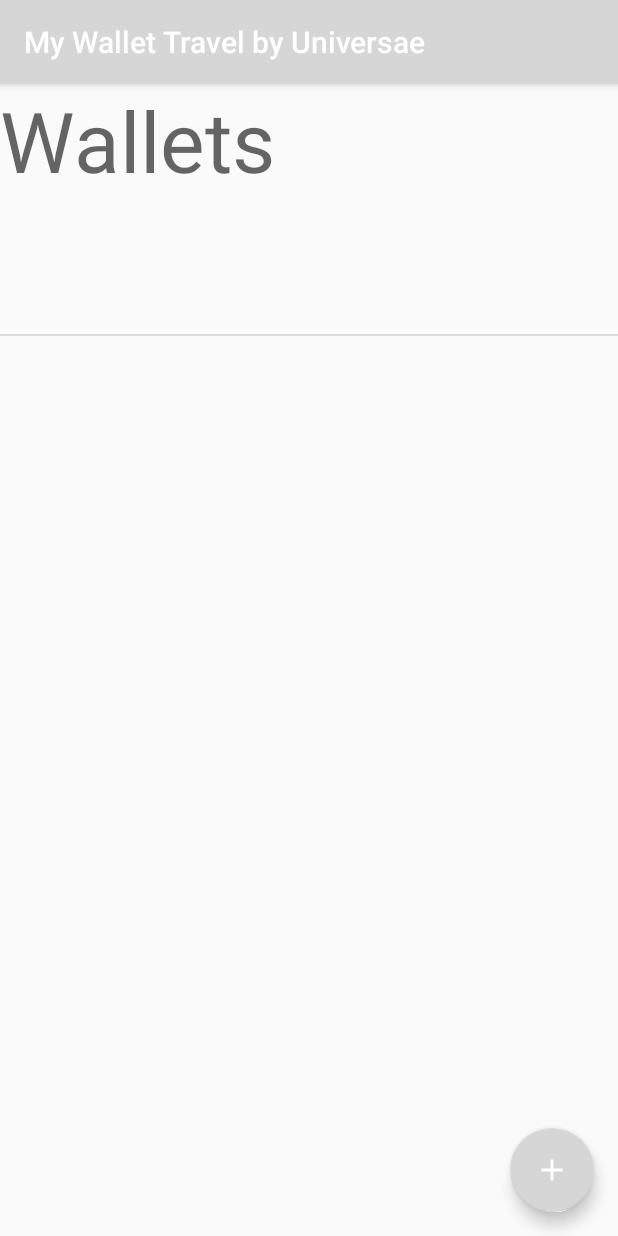
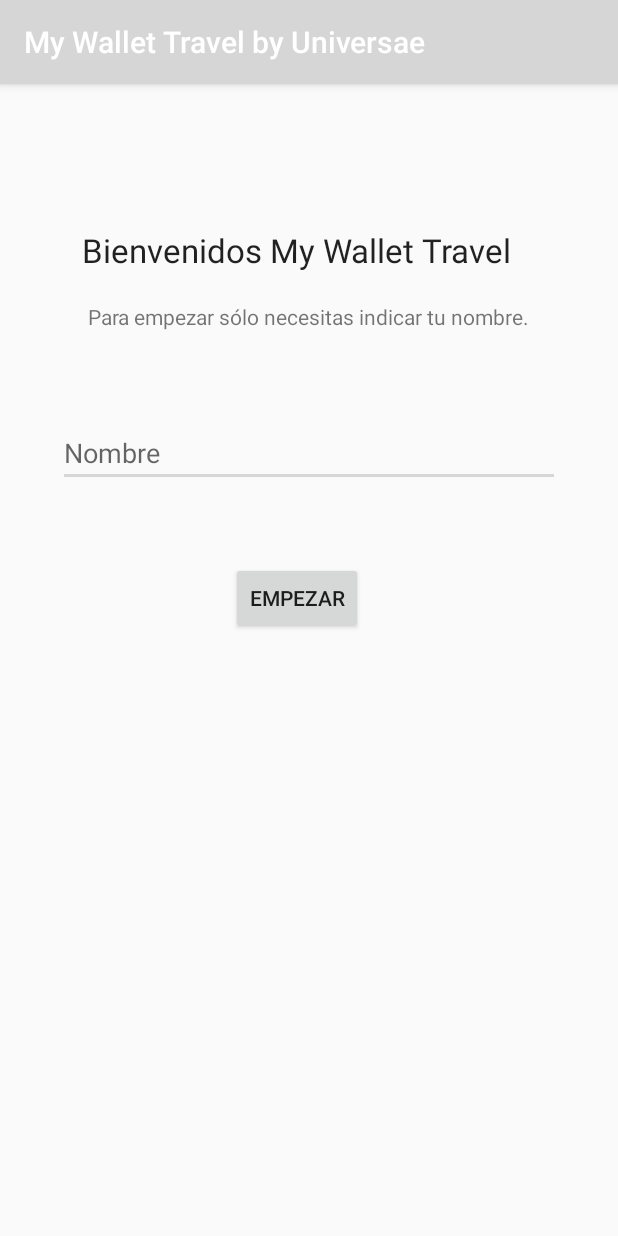
Before and after one commit to SergioEscriva/MyTravelWallet, an Android app: the screen it shows after launch (ListarWalletsActivity before the commit, MainActivity after it), on a phone screen of 412 x 824 dp. Run offline under Robolectric (Android 15) with nearby library versions, the phone set to English and light mode, and no system bars.

Commit message:
Añadido Control de Usuario al iniciar para obtener wallets propietarios

```diff
--- a/app/src/main/java/me/spenades/mywallettravel/MainActivity.java
+++ b/app/src/main/java/me/spenades/mywallettravel/MainActivity.java
@@ -1,20 +1,87 @@
 package me.spenades.mywallettravel;
 
+import android.os.Bundle;
 import android.content.Intent;
+import android.support.v7.app.AppCompatActivity;
+import android.view.View;
+import android.widget.Button;
+import android.widget.EditText;
+import android.widget.Toast;
 
-import android.os.Bundle;
+import java.util.ArrayList;
+import java.util.List;
 
-import android.support.v7.app.AppCompatActivity;
+import me.spenades.mywallettravel.adapters.AdaptadorUsuarios;
+import me.spenades.mywallettravel.controllers.UsuarioController;
+import me.spenades.mywallettravel.models.Usuario;
 
 public class MainActivity extends AppCompatActivity {
+    private UsuarioController usuarioController;
+    private List<Usuario> listaDeUsuarios;
+    private AdaptadorUsuarios adaptadorUsuarios;
+    private Button btnEmpezar;
+    private EditText etNombrePropietario;
     @Override
     protected void onCreate(Bundle savedInstanceState) {
         super.onCreate(savedInstanceState);
         setContentView(R.layout.activity_main);
-        // Simplemente cambiamos de actividad
-        Intent intent = new Intent(MainActivity.this, ListarWalletsActivity.class);
-        startActivity(intent);
 
+        // Definir nuestro controlador
+        usuarioController = new UsuarioController(MainActivity.this);
+
+        // Recuperamos lista de usuarios
+        listaDeUsuarios = new ArrayList<>();
+        adaptadorUsuarios = new AdaptadorUsuarios(listaDeUsuarios);
+        // Se envía el wallet 0 para poder recuperar todos los usuarios
+        listaDeUsuarios = usuarioController.obtenerUsuarios(0);
+        adaptadorUsuarios.setListaDeUsuarios(listaDeUsuarios);
+        int cantidadUsuarios = adaptadorUsuarios.getItemCount();
+
+        System.out.println(adaptadorUsuarios.getItemCount());
+
+        //final Usuario usuarioActivo = listaDeUsuarios.get(1);
+
+        // Si la lista está vacía se insta a añadir usuario Propietario
+        if (cantidadUsuarios == 0){
+
+            // Instanciamos vistas
+            etNombrePropietario = findViewById(R.id.etNombrePropietario);
+            btnEmpezar = findViewById(R.id.btnEmpezar);
+
+            btnEmpezar.setOnClickListener(new View.OnClickListener() {
+                @Override
+                public void onClick(View v) {
+                    // Resetear errores
+                    etNombrePropietario.setError(null);
+                    String nombrePropietario = etNombrePropietario.getText().toString();
+
+                    if ("".equals(nombrePropietario)) {
+                        etNombrePropietario.setError("Escribe tu Nombre");
+                        etNombrePropietario.requestFocus();
+                        return;
+                    }
+
+                    System.out.println(nombrePropietario);
+                    Usuario nuevoPropietario = new Usuario(nombrePropietario, nombrePropietario);
+                    System.out.println(nuevoPropietario);
+                    long id = usuarioController.nuevoUsuario(nuevoPropietario);
+                    if (id == -1) {
+                        // De alguna manera ocurrió un error
+                        Toast.makeText(MainActivity.this, "Error al guardar. Intenta de nuevo", Toast.LENGTH_SHORT).show();
+                    } else {
+
+                        Intent intent = new Intent(MainActivity.this, ListarWalletsActivity.class);
+                        startActivity(intent);
+                    }
+                }
+
+            });
+        }else {
+            //Simplemente cambiamos de actividad
+
+            Intent intent = new Intent(MainActivity.this, ListarWalletsActivity.class);
+            startActivity(intent);
+        }
     }
 
 }
--- a/app/src/main/java/me/spenades/mywallettravel/SQLiteDB/AyudanteBaseDeDatos.java
+++ b/app/src/main/java/me/spenades/mywallettravel/SQLiteDB/AyudanteBaseDeDatos.java
@@ -29,15 +29,15 @@
     @Override
     public void onCreate(SQLiteDatabase db) {
 
-        db.execSQL(String.format("CREATE TABLE IF NOT EXISTS %s(id integer primary key autoincrement, nombre text, descripcion text, propietario int, compartir int)", NOMBRE_TABLA_WALLETS));
+        db.execSQL(String.format("CREATE TABLE IF NOT EXISTS %s(id integer primary key autoincrement, nombre text unique, descripcion text, propietario int, compartir int)", NOMBRE_TABLA_WALLETS));
 
         db.execSQL(String.format("CREATE TABLE IF NOT EXISTS %s(id integer primary key autoincrement, descripcion text, importe int, pagador txt, participantes int, categoria txt, fecha int, walletId int)", NOMBRE_TABLA_TRANSACCIONES));
 
-        db.execSQL(String.format("CREATE TABLE IF NOT EXISTS %s(id integer primary key autoincrement, nombre text, apodo text, pin int)", NOMBRE_TABLA_USUARIOS));
+        db.execSQL(String.format("CREATE TABLE IF NOT EXISTS %s(id integer primary key autoincrement, nombre text unique, apodo text)", NOMBRE_TABLA_USUARIOS));
 
         db.execSQL(String.format("CREATE TABLE IF NOT EXISTS %s(id integer primary key autoincrement, wallet_id int, usuario_id int)", NOMBRE_TABLA_WALLETS_USUARIOS));
 
-        db.execSQL(String.format("CREATE TABLE IF NOT EXISTS %s(id integer primary key autoincrement, categoria text)", NOMBRE_TABLA_CATEGORIAS));
+        db.execSQL(String.format("CREATE TABLE IF NOT EXISTS %s(id integer primary key autoincrement, categoria text unique)", NOMBRE_TABLA_CATEGORIAS));
 
 
 
--- /dev/null
+++ b/app/src/main/java/me/spenades/mywallettravel/adapters/AdaptadorUsuarios.java
@@ -0,0 +1,66 @@
+package me.spenades.mywallettravel.adapters;
+
+import android.support.annotation.NonNull;
+import android.support.v7.widget.RecyclerView;
+import android.view.LayoutInflater;
+import android.view.View;
+import android.view.ViewGroup;
+import android.widget.CheckBox;
+import android.widget.TextView;
+
+import java.util.List;
+
+import me.spenades.mywallettravel.R;
+import me.spenades.mywallettravel.models.Usuario;
+
+
+public class AdaptadorUsuarios extends RecyclerView.Adapter<AdaptadorUsuarios.MyViewHolder> {
+
+    private List<Usuario> listaDeUsuarios;
+
+    public void setListaDeUsuarios(List<Usuario> listaDeUsuarios) {
+        this.listaDeUsuarios = listaDeUsuarios;
+    }
+
+    public AdaptadorUsuarios(List<Usuario> usuario) {
+        this.listaDeUsuarios = usuario;
+    }
+
+    @NonNull
+    @Override
+    public MyViewHolder onCreateViewHolder(@NonNull ViewGroup viewGroup, int i) {
+        View filaWallet = LayoutInflater.from(viewGroup.getContext()).inflate(R.layout.file_usuarios, viewGroup, false);
+        return new MyViewHolder(filaWallet);
+    }
+
+    @Override
+    public void onBindViewHolder(@NonNull MyViewHolder myViewHolder, int i) {
+        // Obtener la de nuestra lista gracias al índice i
+        Usuario usuario = listaDeUsuarios.get(i);
+
+        // Obtener los datos de la lista
+        String nombreUsuario = usuario.getNombre();
+        String apodoUsuario = usuario.getApodo();
+        Long UsuarioId = usuario.getId();
+
+        // Y poner a los TextView los datos con setText
+        myViewHolder.tvUsuario.setText(nombreUsuario);
+       // myViewHolder.tvApodo.setText(apodoUsuario);
+
+    }
+
+    @Override
+    public int getItemCount() {
+        return listaDeUsuarios.size();
+    }
+
+    class MyViewHolder extends RecyclerView.ViewHolder {
+        TextView tvUsuario;
+        CheckBox checkbox_Compartir;
+        MyViewHolder(View itemView) {
+            super(itemView);
+            this.tvUsuario = itemView.findViewById(R.id.tvUsuario);
+
+        }
+    }
+}
--- /dev/null
+++ b/app/src/main/java/me/spenades/mywallettravel/controllers/UsuarioController.java
@@ -0,0 +1,106 @@
+package me.spenades.mywallettravel.controllers;
+
+import android.content.ContentValues;
+import android.content.Context;
+import android.database.Cursor;
+import android.database.sqlite.SQLiteDatabase;
+
+import java.util.ArrayList;
+
+import me.spenades.mywallettravel.SQLiteDB.AyudanteBaseDeDatos;
+import me.spenades.mywallettravel.models.Usuario;
+
+public class UsuarioController {
+    private AyudanteBaseDeDatos ayudanteBaseDeDatos;
+    private String NOMBRE_TABLA = "usuario";
+
+    public UsuarioController(Context contexto) {
+        ayudanteBaseDeDatos = new AyudanteBaseDeDatos(contexto);
+    }
+    public int eliminarUsuario(Usuario usuario) {
+
+        SQLiteDatabase baseDeDatos = ayudanteBaseDeDatos.getWritableDatabase();
+        String[] argumentos = {String.valueOf(usuario.getId())};
+        return baseDeDatos.delete(NOMBRE_TABLA, "id = ?", argumentos);
+    }
+
+    public long nuevoUsuario(Usuario usuario) {
+        // writable porque vamos a insertar
+        SQLiteDatabase baseDeDatos = ayudanteBaseDeDatos.getWritableDatabase();
+        ContentValues valoresParaInsertar = new ContentValues();
+        System.out.println("UsuarioController" + usuario.getNombre());
+        valoresParaInsertar.put("nombre", usuario.getNombre());
+        valoresParaInsertar.put("apodo", usuario.getApodo());
+
+        System.out.println("Usuario" + valoresParaInsertar);
+        return baseDeDatos.insert(NOMBRE_TABLA, null, valoresParaInsertar);
+    }
+
+    public int guardarCambios(Usuario usuarioEditado) {
+        SQLiteDatabase baseDeDatos = ayudanteBaseDeDatos.getWritableDatabase();
+        ContentValues valoresParaActualizar = new ContentValues();
+
+        valoresParaActualizar.put("nombre", usuarioEditado.getNombre());
+        valoresParaActualizar.put("apodo", usuarioEditado.getApodo());
+
+        // where id...
+        String campoParaActualizar = "id = ?";
+        // ... = idUsuario
+        String[] argumentosParaActualizar = {String.valueOf(usuarioEditado.getId())};
+        return baseDeDatos.update(NOMBRE_TABLA, valoresParaActualizar, campoParaActualizar, argumentosParaActualizar);
+    }
+
+    public ArrayList<Usuario> obtenerUsuarios(int walletIdSelected) {
+        ArrayList<Usuario> usuarios = new ArrayList<>();
+        // readable porque no vamos a modificar, solamente leer
+        SQLiteDatabase baseDeDatos = ayudanteBaseDeDatos.getReadableDatabase();
+
+        // Si el wallet recibido es 0 significa que no hay usuarios, y se insta a crearlo.
+        // En caso contrario se muestran los Wallets de usuario registrado en la app.
+
+        long walletId = Long.valueOf(walletIdSelected);
+        String walletIdInicial = "walletId = " + String.valueOf(walletId + 1);
+        String WalletIdAConsultar = (walletIdSelected == 0)? null : walletIdInicial;
+
+        String[] columnasAConsultar = {"nombre", "apodo", "id"};
+        Cursor cursor = baseDeDatos.query(
+                NOMBRE_TABLA,//from usuario
+                columnasAConsultar,
+                WalletIdAConsultar,
+                null,
+                null,
+                null,
+                null
+        );
+
+        if (cursor == null) {
+            /*
+                Salimos aquí porque hubo un error, regresar
+                lista vacía
+             */
+            System.out.println("EEEEEEErrrror");
+            return usuarios;
+
+        }
+        //System.out.println("UUUUUUUUU " + cursor.getString(0));
+        // Si no hay datos, igualmente regresamos la lista vacía
+        if (!cursor.moveToFirst()) return usuarios;
+
+        // En caso de que sí haya, iteramos y vamos agregando
+        do {
+            // El 0 es el número de la columna, como seleccionamos
+
+            String nombreObtenidoDeBD = cursor.getString(0);
+            String apodoObtenidoDeBD = cursor.getString(1);
+            long usuarioIdObtenidoDeBD = cursor.getLong(2);
+
+            Usuario usuarioObtenidaDeBD = new Usuario(nombreObtenidoDeBD, apodoObtenidoDeBD, usuarioIdObtenidoDeBD);
+            usuarios.add(usuarioObtenidaDeBD);
+            System.out.println("Usuario: " + usuarioIdObtenidoDeBD);
+        } while (cursor.moveToNext());
+
+        // Fin del ciclo. Cerramos cursor y regresamos la lista
+        cursor.close();
+        return usuarios;
+    }
+}
--- a/app/src/main/res/layout/activity_main.xml
+++ b/app/src/main/res/layout/activity_main.xml
@@ -1,14 +1,73 @@
 <?xml version="1.0" encoding="utf-8"?>
 <android.support.constraint.ConstraintLayout xmlns:android="http://schemas.android.com/apk/res/android"
+    xmlns:app="http://schemas.android.com/apk/res-auto"
     xmlns:tools="http://schemas.android.com/tools"
     android:layout_width="match_parent"
     android:layout_height="match_parent">
 
     <Button
-        android:id="@+id/button"
+        android:id="@+id/btnEmpezar"
         android:layout_width="wrap_content"
         android:layout_height="wrap_content"
-        android:text="Button"
-        tools:layout_editor_absoluteX="153dp"
-        tools:layout_editor_absoluteY="395dp" />
+        android:layout_marginStart="154dp"
+        android:layout_marginLeft="154dp"
+        android:layout_marginTop="50dp"
+        android:layout_marginEnd="170dp"
+        android:layout_marginRight="170dp"
+        android:text="Empezar"
+        app:layout_constraintEnd_toEndOf="parent"
+        app:layout_constraintStart_toStartOf="parent"
+        app:layout_constraintTop_toBottomOf="@+id/etNombrePropietario" />
+
+    <TextView
+        android:id="@+id/textView8"
+        android:layout_width="wrap_content"
+        android:layout_height="wrap_content"
+        android:layout_marginStart="168dp"
+        android:layout_marginLeft="168dp"
+        android:layout_marginTop="100dp"
+        android:layout_marginEnd="185dp"
+        android:layout_marginRight="185dp"
+        android:layout_marginBottom="197dp"
+        android:text="Bienvenidos My Wallet Travel"
+        android:textAppearance="@style/TextAppearance.AppCompat.Large"
+        app:layout_constraintBottom_toTopOf="@+id/btnEmpezar"
+        app:layout_constraintEnd_toEndOf="parent"
+        app:layout_constraintStart_toStartOf="parent"
+        app:layout_constraintTop_toTopOf="parent" />
+
+    <TextView
+        android:id="@+id/textView9"
+        android:layout_width="wrap_content"
+        android:layout_height="wrap_content"
+        android:layout_marginStart="66dp"
+        android:layout_marginLeft="66dp"
+        android:layout_marginTop="20dp"
+        android:layout_marginEnd="66dp"
+        android:layout_marginRight="66dp"
+        android:text="Para empezar sólo necesitas indicar tu nombre."
+        app:layout_constraintEnd_toEndOf="parent"
+        app:layout_constraintStart_toStartOf="parent"
+        app:layout_constraintTop_toBottomOf="@+id/textView8" />
+
+    <EditText
+        android:id="@+id/etNombrePropietario"
+        android:layout_width="wrap_content"
+        android:layout_height="wrap_content"
+        android:layout_marginStart="192dp"
+        android:layout_marginLeft="192dp"
+        android:layout_marginTop="35dp"
+        android:layout_marginEnd="192dp"
+        android:layout_marginRight="192dp"
+        android:capitalize="words"
+        android:paddingTop="50px"
+        android:paddingRight="400px"
+        android:hint="Nombre"
+        android:inputType="textPersonName"
+        android:textAppearance="@style/TextAppearance.AppCompat.Medium"
+        app:layout_constraintEnd_toEndOf="parent"
+        app:layout_constraintStart_toStartOf="parent"
+        app:layout_constraintTop_toBottomOf="@+id/textView9" />
+
+
 </android.support.constraint.ConstraintLayout>
```
Also changed, not shown: app/src/main/java/me/spenades/mywallettravel/models/Usuario.java (added, +49 -0 lines), app/src/main/res/layout/file_usuarios.xml (added, +34 -0 lines).
